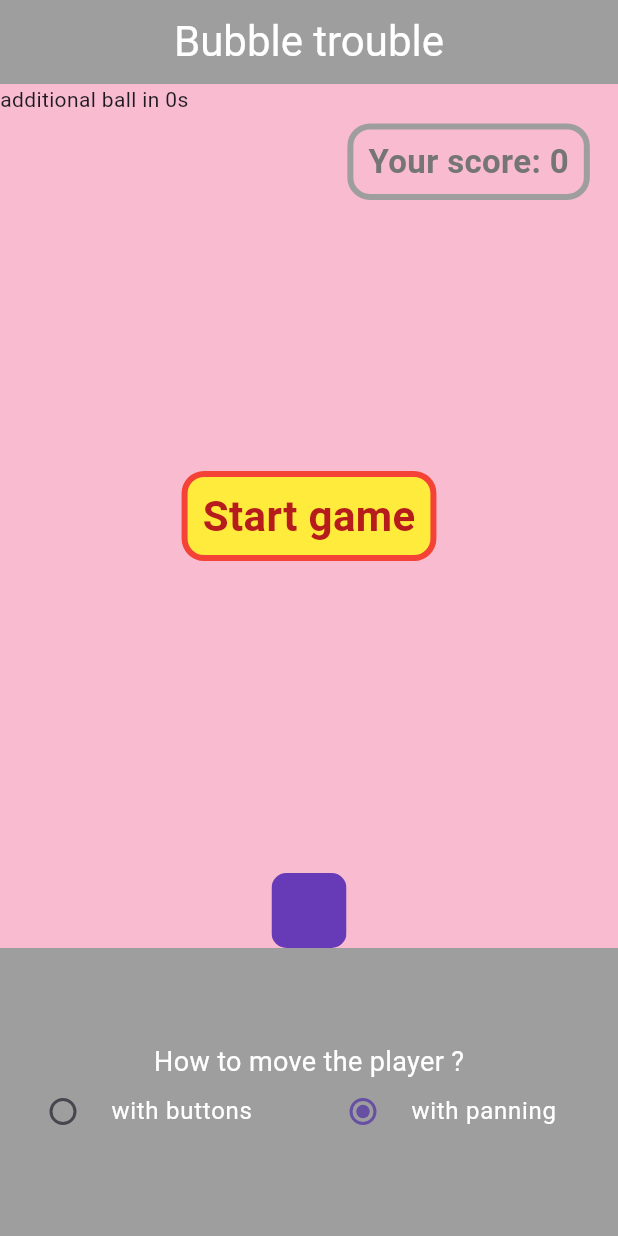
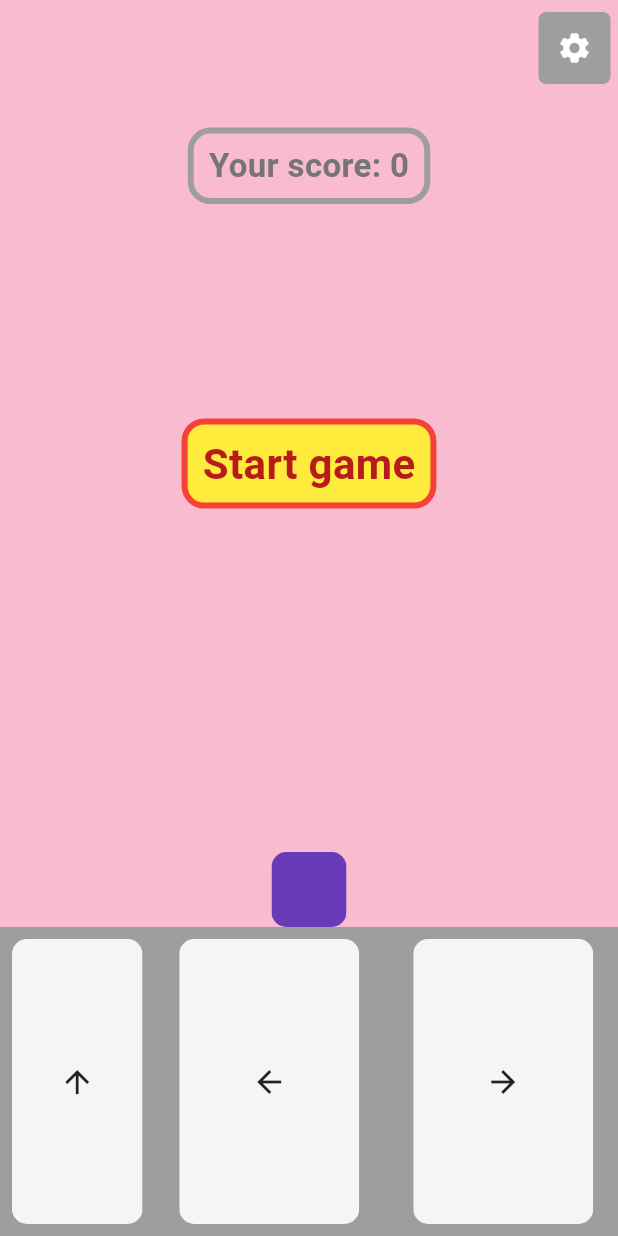
Before and after one commit to fdg2425/bubbleTrouble_flutter_navalnorth_forked, a Flutter app: the screen it shows after launch, on a phone screen of 412 x 824 dp. Run offline on Flutter 3.47's test engine with Material 3 defaults, Android fonts, the phone set to English and light mode, and no system bars.

Commit message:
SettingsPage added

```diff
--- a/lib/homepage.dart
+++ b/lib/homepage.dart
@@ -4,14 +4,15 @@ import 'dart:async';
 
 import 'package:flutter/material.dart';
 import 'package:flutter/services.dart';
+import 'settings/settings_provider.dart';
 import 'ball.dart';
 import 'button.dart';
 import 'cycle_counter.dart';
 import 'missile.dart';
 import 'player.dart';
-import 'player_movement_selection.dart';
 import 'auto_repeater.dart';
 import 'score_display.dart';
+import 'settings_button.dart';
 import 'start_game_widget.dart';
 
 class HomePage extends StatefulWidget {
@@ -22,6 +23,8 @@ class HomePage extends StatefulWidget {
 }
 
 class _HomePageState extends State<HomePage> {
+  // the SettingsProvider
+  late SettingsProvider settingsProvider;
   //variables joueur
   var player = Player();
   Missile? missile;
@@ -31,7 +34,6 @@ class _HomePageState extends State<HomePage> {
   // some flags (hopefully self-explaining)
   bool firstBuildCall = true;
   bool gameIsRunning = false;
-  bool gameHasEnded = false;
   bool movePlayerWithPanning = true;
 
   // autorepeater and keyboard focus node
@@ -52,6 +54,7 @@ class _HomePageState extends State<HomePage> {
     super.initState();
     leftMoveRepeater = AutoRepeater(moveLeft);
     rightMoveRepeater = AutoRepeater(moveRight);
+    settingsProvider = SettingsProvider(callbackOnSettingsChange: refresh);
     WidgetsBinding.instance.addPostFrameCallback((_) {
       _focusNode.requestFocus();
     });
@@ -63,16 +66,28 @@ class _HomePageState extends State<HomePage> {
     super.dispose();
   }
 
+  void refresh() {
+    setState(() {});
+  }
+
   Size getPlayingAreaSize(BuildContext context) {
-    double height = (MediaQuery.of(context).size.height -
-            kToolbarHeight -
-            MediaQuery.of(context).padding.top) *
-        3 /
-        4;
+    // in case we have an AppBar:
+    // double height = (MediaQuery.of(context).size.height -
+    //         //kToolbarHeight -  // we now loger show an AppBar
+    //         MediaQuery.of(context).padding.top) *
+    //     3 /
+    //     4;
+    double height = MediaQuery.of(context).size.height * 3 / 4;
 
     double width = MediaQuery.of(context).size.width;
     return Size(width, height);
   }
+
+  // the margin we leave in PlayingArea on left, top and right e.g. for the SettingsButton
+  final double playingAreaInset = 5;
+
+  double getFirstLineTop() =>
+      MediaQuery.of(context).padding.top + playingAreaInset;
 
   void startGame() {
     if (gameIsRunning) {
@@ -86,7 +101,6 @@ class _HomePageState extends State<HomePage> {
 
     setState(() {
       gameIsRunning = true;
-      gameHasEnded = false;
       score = 0;
       balls.clear();
       var ball = Ball();
@@ -155,7 +169,6 @@ class _HomePageState extends State<HomePage> {
     if (playerDies(playingAreaSize)) {
       timer.cancel();
       gameIsRunning = false;
-      gameHasEnded = true;
     }
 
     if (dtAddBall != null && DateTime.now().isAfter(dtAddBall!)) {
@@ -188,35 +201,32 @@ class _HomePageState extends State<HomePage> {
   }
 
   void moveLeft() {
-    if (gameHasEnded) {
-      return;
-    }
+    if (gameIsRunning) {
       setState(() {
         player.moveLeft();
       });
     }
+  }
 
   void moveRight() {
-    if (gameHasEnded) {
-      return;
-    }
+    if (gameIsRunning) {
       setState(() {
         player.moveRight();
       });
     }
+  }
 
   void fireMissile() {
-    if (gameHasEnded) {
-      return;
-    }
+    if (gameIsRunning) {
       missile = Missile();
       missile!.alignToPlayer(player);
+    }
   }
 
   // common callback for panUpdate used both for the playing area
   // and for the "panning area" introduced on bottom right.
   void onPanUpdate(DragUpdateDetails details) {
-    if (!gameHasEnded) {
+    if (gameIsRunning) {
       setState(() {
         player.left += details.delta.dx;
         if (missile != null) {
@@ -245,12 +255,12 @@ class _HomePageState extends State<HomePage> {
     player.forceToPlayingArea(playingAreaSize);
 
     return Scaffold(
-      appBar: AppBar(
-        title: const Text("Bubble trouble", style: TextStyle(fontSize: 28)),
-        backgroundColor: Colors.grey,
-        foregroundColor: Colors.white,
-        centerTitle: true,
-      ),
+      // appBar: AppBar(
+      //   title: const Text("Bubble trouble", style: TextStyle(fontSize: 28)),
+      //   backgroundColor: Colors.transparent,
+      //   foregroundColor: Colors.white,
+      //   centerTitle: true,
+      // ),
       body: KeyboardListener(
         focusNode: _focusNode,
         autofocus: true,
@@ -287,6 +297,11 @@ class _HomePageState extends State<HomePage> {
                   child: Stack(
                     alignment: Alignment.center,
                     children: [
+                      ShowSettingsButton(
+                        top: getFirstLineTop() + 3,
+                        right: playingAreaInset,
+                        settingsProvider: settingsProvider,
+                      ),
                       ScoreDisplay(score: score),
                       if (missile != null) missile!.getMissileWidget(),
                       player.getPlayerWidget(),
@@ -294,9 +309,8 @@ class _HomePageState extends State<HomePage> {
                       for (var ball in balls) ball.getBallWidget(),
                       if (!gameIsRunning)
                         StartGameWidget(
-                            callback: startGame,
-                            displayText:
-                                gameHasEnded ? "Restart game" : "Start game"),
+                            callback: startGame, displayText: "Start game"),
+                      if (gameIsRunning)
                         showAdditionalBallInfo(secondsTillAdditionalBall),
                       //showBuildAndTimerStatistics(),
                     ],
@@ -310,7 +324,6 @@ class _HomePageState extends State<HomePage> {
                 child: Row(
                   mainAxisAlignment: MainAxisAlignment.spaceEvenly,
                   children: [
-                    if (gameIsRunning)
                     Expanded(
                         flex: 1,
                         child: MyButton(
@@ -320,16 +333,7 @@ class _HomePageState extends State<HomePage> {
                       child: Row(
                         mainAxisAlignment: MainAxisAlignment.center,
                         children: [
-                          if (!gameIsRunning)
-                            PlayerMovementSelection(
-                              usePanning: movePlayerWithPanning,
-                              callback: (value) {
-                                setState(() {
-                                  movePlayerWithPanning = value;
-                                });
-                              },
-                            ),
-                          if (gameIsRunning && !movePlayerWithPanning)
+                          if (settingsProvider.showButtonsForPlayerMovement)
                             Row(
                               mainAxisAlignment: MainAxisAlignment.spaceBetween,
                               children: [
@@ -344,7 +348,7 @@ class _HomePageState extends State<HomePage> {
                                 ),
                               ],
                             ),
-                          if (gameIsRunning && movePlayerWithPanning)
+                          if (!settingsProvider.showButtonsForPlayerMovement)
                             Expanded(
                               child: Padding(
                                 padding: const EdgeInsets.all(8.0),
@@ -390,19 +394,21 @@ class _HomePageState extends State<HomePage> {
 
   Widget showAdditionalBallInfo(double? secondsTillAdditionalBall) {
     return Positioned(
-        top: 0,
-        left: 0,
+        top: getFirstLineTop(),
+        left: playingAreaInset,
         child: Text(
-            "additional ball in ${secondsTillAdditionalBall != null ? secondsTillAdditionalBall.toStringAsFixed(1) : 0}s"));
+            "additional ball in ${secondsTillAdditionalBall != null ? secondsTillAdditionalBall.toStringAsFixed(1) : 0}s",
+            style: TextStyle(color: Colors.grey.shade600, fontSize: 16)));
   }
 
   Widget showBuildAndTimerStatistics() {
     return Positioned(
-        top: 20,
-        left: 0,
+        top: getFirstLineTop() + 20,
+        left: playingAreaInset,
         child: Text(
             "timersPerSecond: ${timerCounter.getCountsPerSecond().toStringAsFixed(1)}   "
             "buildsPerSecond: ${buildCounter.getCountsPerSecond().toStringAsFixed(1)} \n"
-            "timerCounter: ${timerCounter.counter}   buildCounter: ${buildCounter.counter} \n"));
+            "timerCounter: ${timerCounter.counter}   buildCounter: ${buildCounter.counter} \n",
+            style: TextStyle(color: Colors.grey.shade600, fontSize: 16)));
   }
 }
--- a/lib/player_movement_selection.dart
+++ /dev/null
@@ -1,63 +0,0 @@
-import 'package:flutter/material.dart';
-
-class PlayerMovementSelection extends StatelessWidget {
-  const PlayerMovementSelection(
-      {super.key, required this.usePanning, required this.callback});
-
-  final bool usePanning;
-  final Function(bool value) callback;
-  final textStyleTitle = const TextStyle(color: Colors.white, fontSize: 18);
-  final textStyleBody = const TextStyle(color: Colors.white, fontSize: 16);
-
-  @override
-  Widget build(BuildContext context) {
-    return Column(
-      mainAxisAlignment: MainAxisAlignment.center,
-      crossAxisAlignment: CrossAxisAlignment.center,
-      children: [
-        Text("How to move the player ?", style: textStyleTitle),
-        // without a SizedBox around the RadioListTile I got
-        // "BoxConstraints forces an infinite width."
-        Row(
-          children: [
-            SizedBox(
-              width: 200,
-              //height: 20,
-              child: RadioListTile<bool>(
-                title: Text("with buttons", style: textStyleBody),
-                //dense: true,
-                visualDensity:
-                    const VisualDensity(horizontal: -2.0, vertical: -4.0),
-                value: false,
-                groupValue: usePanning,
-                onChanged: (bool? value) {
-                  if (value != null) {
-                    callback(false);
-                  }
-                },
-              ),
-            ),
-            SizedBox(
-              width: 200,
-              //height: 20,
-
-              child: RadioListTile<bool>(
-                title: Text("with panning", style: textStyleBody),
-                //dense: true,
-                visualDensity:
-                    const VisualDensity(horizontal: -2.0, vertical: -4.0),
-                value: true,
-                groupValue: usePanning,
-                onChanged: (bool? value) {
-                  if (value != null) {
-                    callback(true);
-                  }
-                },
-              ),
-            ),
-          ],
-        ),
-      ],
-    );
-  }
-}
--- a/lib/score_display.dart
+++ b/lib/score_display.dart
@@ -11,7 +11,7 @@ class ScoreDisplay extends StatelessWidget {
   @override
   Widget build(BuildContext context) {
     return Container(
-        alignment: const Alignment(0.85, -0.9),
+        alignment: const Alignment(0, -0.70),
         child: Container(
           padding: const EdgeInsets.symmetric(vertical: 6, horizontal: 10),
           decoration: BoxDecoration(
--- /dev/null
+++ b/lib/settings/settings_provider.dart
@@ -0,0 +1,19 @@
+class SettingsProvider {
+  SettingsProvider({required this.callbackOnSettingsChange});
+
+  final Function() callbackOnSettingsChange;
+
+  bool _showButtonsForPlayerMovement = true;
+
+  bool get showButtonsForPlayerMovement => _showButtonsForPlayerMovement;
+
+  set showButtonsForPlayerMovement(bool value) {
+    //print("value is $value");
+    if (value != _showButtonsForPlayerMovement) {
+      _showButtonsForPlayerMovement = value;
+      callbackOnSettingsChange();
+    }
+  }
+
+  // ToDo: load and save settings
+}
--- /dev/null
+++ b/lib/settings_button.dart
@@ -0,0 +1,40 @@
+import 'package:flutter/material.dart';
+import 'package:saute_mouton/settings/settings_provider.dart';
+
+import 'settings/settings_page.dart';
+
+class ShowSettingsButton extends StatelessWidget {
+  const ShowSettingsButton(
+      {super.key,
+      required this.top,
+      required this.right,
+      required this.settingsProvider});
+
+  final double top;
+  final double right;
+  final SettingsProvider settingsProvider;
+
+  @override
+  Widget build(BuildContext context) {
+    return Positioned(
+        top: top,
+        right: right,
+        child: Container(
+            decoration: const BoxDecoration(
+                color: Colors.grey,
+                borderRadius: BorderRadius.all(Radius.circular(5))),
+            child: IconButton(
+                color: Colors.white,
+                onPressed: () {
+                  Navigator.push(
+                    context,
+                    MaterialPageRoute(
+                      builder: (context) => SettingsPage(
+                        settingsProvider: settingsProvider,
+                      ),
+                    ),
+                  );
+                },
+                icon: const Icon(Icons.settings))));
+  }
+}
```
Also changed, not shown: lib/settings/settings_page.dart (added, +78 -0 lines). Lines whose indentation alone changed are shown as unchanged.
